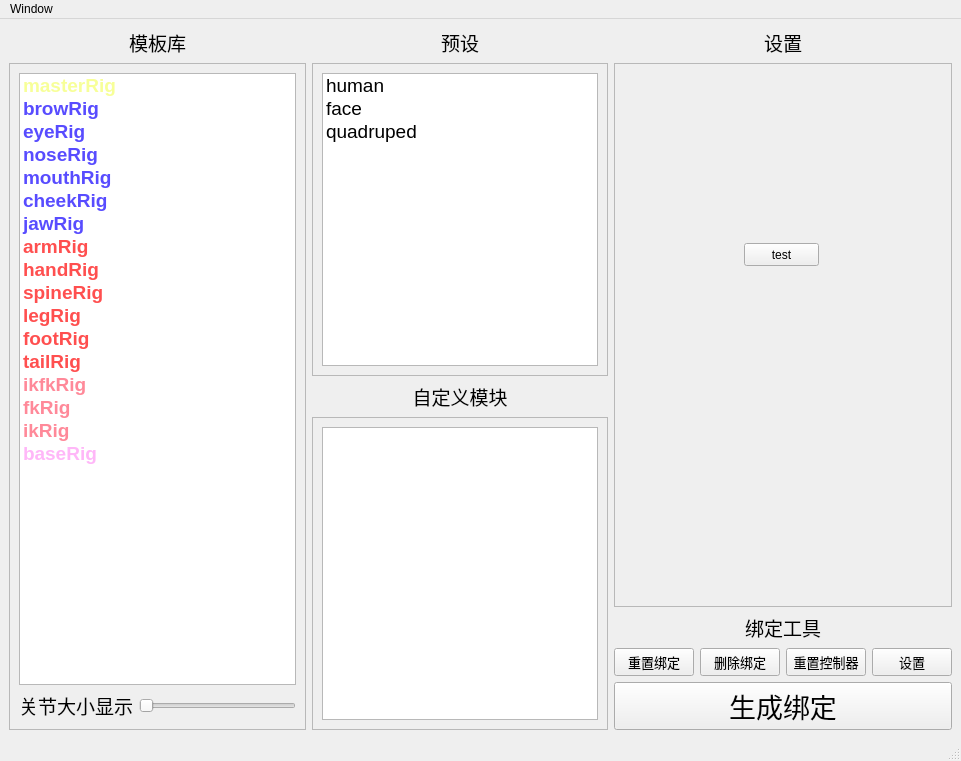
First picture: the form in res/ui/bind_modular/bindSystem.ui, repository MuZiMuZi/muziToolset, before the edit.
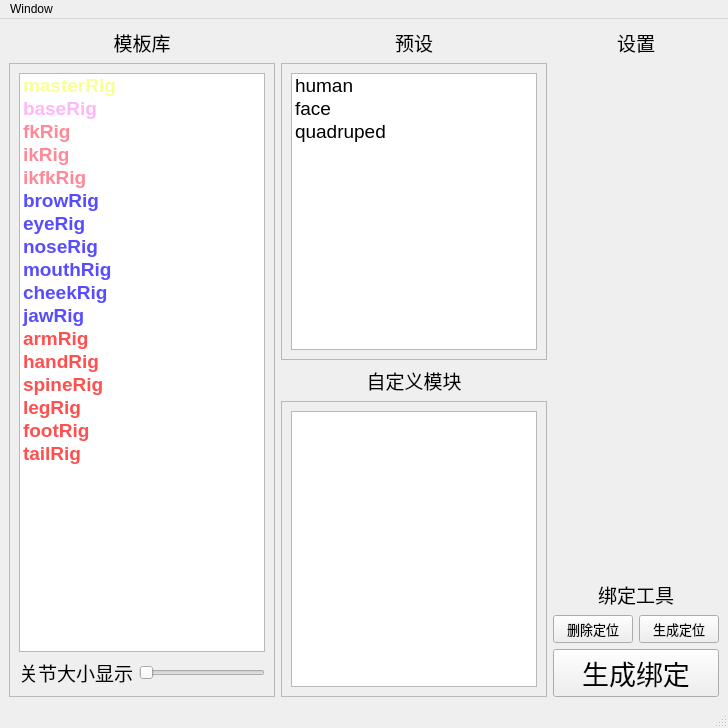
Second picture: the form after the edit. The open tabs and pages were chosen to show the change.

Patch:
```diff
--- a/res/ui/bind_modular/bindSystem.ui
+++ b/res/ui/bind_modular/bindSystem.ui
@@ -6,8 +6,8 @@
    <rect>
     <x>0</x>
     <y>0</y>
-    <width>961</width>
-    <height>761</height>
+    <width>728</width>
+    <height>728</height>
    </rect>
   </property>
   <property name="windowTitle">
@@ -69,8 +69,8 @@
             <rect>
              <x>0</x>
              <y>0</y>
-             <width>299</width>
-             <height>662</height>
+             <width>262</width>
+             <height>629</height>
             </rect>
            </property>
            <layout class="QGridLayout" name="gridLayout_2">
@@ -188,6 +188,79 @@
                 </brush>
                </property>
               </item>
+              <item>
+               <property name="text">
+                <string>baseRig</string>
+               </property>
+               <property name="foreground">
+                <brush brushstyle="SolidPattern">
+                 <color alpha="255">
+                  <red>255</red>
+                  <green>183</green>
+                  <blue>248</blue>
+                 </color>
+                </brush>
+               </property>
+              </item>
+              <item>
+               <property name="text">
+                <string>fkRig</string>
+               </property>
+               <property name="background">
+                <brush brushstyle="NoBrush">
+                 <color alpha="255">
+                  <red>0</red>
+                  <green>0</green>
+                  <blue>0</blue>
+                 </color>
+                </brush>
+               </property>
+               <property name="foreground">
+                <brush brushstyle="SolidPattern">
+                 <color alpha="255">
+                  <red>255</red>
+                  <green>137</green>
+                  <blue>153</blue>
+                 </color>
+                </brush>
+               </property>
+              </item>
+              <item>
+               <property name="text">
+                <string>ikRig</string>
+               </property>
+               <property name="foreground">
+                <brush brushstyle="SolidPattern">
+                 <color alpha="255">
+                  <red>255</red>
+                  <green>137</green>
+                  <blue>153</blue>
+                 </color>
+                </brush>
+               </property>
+              </item>
+              <item>
+               <property name="text">
+                <string>ikfkRig</string>
+               </property>
+               <property name="font">
+                <font>
+                 <kerning>true</kerning>
+                </font>
+               </property>
+               <property name="textAlignment">
+                <set>AlignLeading|AlignVCenter</set>
+               </property>
+               <property name="foreground">
+                <brush brushstyle="SolidPattern">
+                 <color alpha="255">
+                  <red>255</red>
+                  <green>137</green>
+                  <blue>153</blue>
+                 </color>
+                </brush>
+               </property>
+              </item>
               <item>
                <property name="text">
                 <string>browRig</string>
@@ -356,79 +429,6 @@
                 </brush>
                </property>
               </item>
-              <item>
-               <property name="text">
-                <string>ikfkRig</string>
-               </property>
-               <property name="font">
-                <font>
-                 <kerning>true</kerning>
-                </font>
-               </property>
-               <property name="textAlignment">
-                <set>AlignLeading|AlignVCenter</set>
-               </property>
-               <property name="foreground">
-                <brush brushstyle="SolidPattern">
-                 <color alpha="255">
-                  <red>255</red>
-                  <green>137</green>
-                  <blue>153</blue>
-                 </color>
-                </brush>
-               </property>
-              </item>
-              <item>
-               <property name="text">
-                <string>fkRig</string>
-               </property>
-               <property name="background">
-                <brush brushstyle="NoBrush">
-                 <color alpha="255">
-                  <red>0</red>
-                  <green>0</green>
-                  <blue>0</blue>
-                 </color>
-                </brush>
-               </property>
-               <property name="foreground">
-                <brush brushstyle="SolidPattern">
-                 <color alpha="255">
-                  <red>255</red>
-                  <green>137</green>
-                  <blue>153</blue>
-                 </color>
-                </brush>
-               </property>
-              </item>
-              <item>
-               <property name="text">
-                <string>ikRig</string>
-               </property>
-               <property name="foreground">
-                <brush brushstyle="SolidPattern">
-                 <color alpha="255">
-                  <red>255</red>
-                  <green>137</green>
-                  <blue>153</blue>
-                 </color>
-                </brush>
-               </property>
-              </item>
-              <item>
-               <property name="text">
-                <string>baseRig</string>
-               </property>
-               <property name="foreground">
-                <brush brushstyle="SolidPattern">
-                 <color alpha="255">
-                  <red>255</red>
-                  <green>183</green>
-                  <blue>248</blue>
-                 </color>
-                </brush>
-               </property>
-              </item>
              </widget>
             </item>
            </layout>
@@ -467,8 +467,8 @@
               <rect>
                <x>0</x>
                <y>0</y>
-               <width>296</width>
-               <height>310</height>
+               <width>262</width>
+               <height>294</height>
               </rect>
              </property>
              <layout class="QGridLayout" name="gridLayout_5">
@@ -536,8 +536,8 @@
               <rect>
                <x>0</x>
                <y>0</y>
-               <width>296</width>
-               <height>310</height>
+               <width>262</width>
+               <height>293</height>
               </rect>
              </property>
              <layout class="QGridLayout" name="gridLayout_4">
@@ -573,46 +573,27 @@
            </widget>
           </item>
           <item>
-           <widget class="QScrollArea" name="scrollArea_5">
-            <property name="widgetResizable">
-             <bool>true</bool>
+           <layout class="QVBoxLayout" name="set_layout">
+            <property name="topMargin">
+             <number>9</number>
             </property>
-            <widget class="QWidget" name="scrollAreaWidgetContents_6">
-             <property name="geometry">
-              <rect>
-               <x>0</x>
-               <y>0</y>
-               <width>318</width>
-               <height>549</height>
-              </rect>
-             </property>
-             <layout class="QGridLayout" name="gridLayout_6">
-              <item row="0" column="1">
-               <widget class="QStackedWidget" name="set_widget">
-                <property name="currentIndex">
-                 <number>0</number>
-                </property>
-                <widget class="QWidget" name="initial_page"/>
-                <widget class="QWidget" name="arm_page">
-                 <widget class="QPushButton" name="pushButton">
-                  <property name="geometry">
-                   <rect>
-                    <x>120</x>
-                    <y>170</y>
-                    <width>75</width>
-                    <height>23</height>
-                   </rect>
-                  </property>
-                  <property name="text">
-                   <string>test</string>
-                  </property>
-                 </widget>
-                </widget>
-               </widget>
-              </item>
-             </layout>
-            </widget>
-           </widget>
+            <property name="bottomMargin">
+             <number>9</number>
+            </property>
+           </layout>
+          </item>
+          <item>
+           <spacer name="verticalSpacer">
+            <property name="orientation">
+             <enum>Qt::Vertical</enum>
+            </property>
+            <property name="sizeHint" stdset="0">
+             <size>
+              <width>20</width>
+              <height>40</height>
+             </size>
+            </property>
+           </spacer>
           </item>
          </layout>
         </item>
@@ -636,19 +617,6 @@
           </item>
           <item>
            <layout class="QHBoxLayout" name="horizontalLayout_3">
-            <item>
-             <widget class="QPushButton" name="reset_button">
-              <property name="font">
-               <font>
-                <family>Agency FB</family>
-                <pointsize>10</pointsize>
-               </font>
-              </property>
-              <property name="text">
-               <string>重置绑定</string>
-              </property>
-             </widget>
-            </item>
             <item>
              <widget class="QPushButton" name="delete_button">
               <property name="font">
@@ -658,7 +626,7 @@
                </font>
               </property>
               <property name="text">
-               <string>删除绑定</string>
+               <string>删除定位</string>
               </property>
              </widget>
             </item>
@@ -671,20 +639,7 @@
                </font>
               </property>
               <property name="text">
-               <string>重置控制器</string>
-              </property>
-             </widget>
-            </item>
-            <item>
-             <widget class="QPushButton" name="set_button">
-              <property name="font">
-               <font>
-                <family>Agency FB</family>
-                <pointsize>10</pointsize>
-               </font>
-              </property>
-              <property name="text">
-               <string>设置</string>
+               <string>生成定位</string>
               </property>
              </widget>
             </item>
@@ -716,7 +671,7 @@
     <rect>
      <x>0</x>
      <y>0</y>
-     <width>961</width>
+     <width>728</width>
      <height>23</height>
     </rect>
    </property>
```
